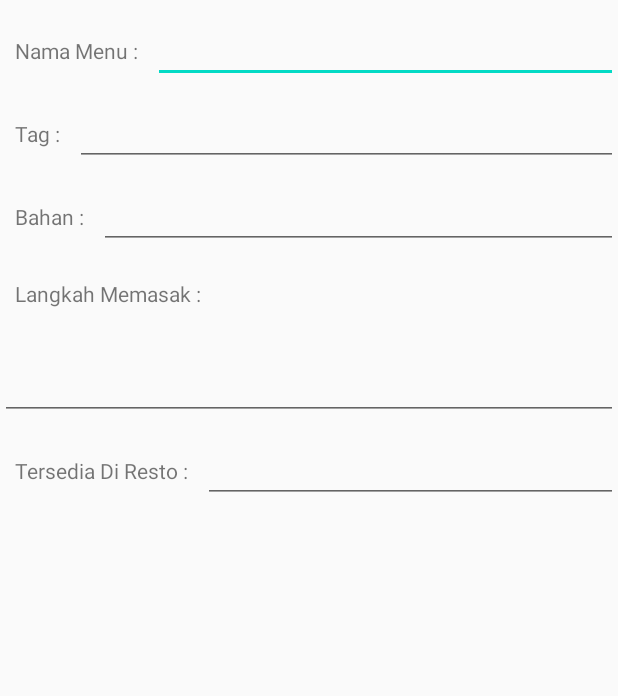
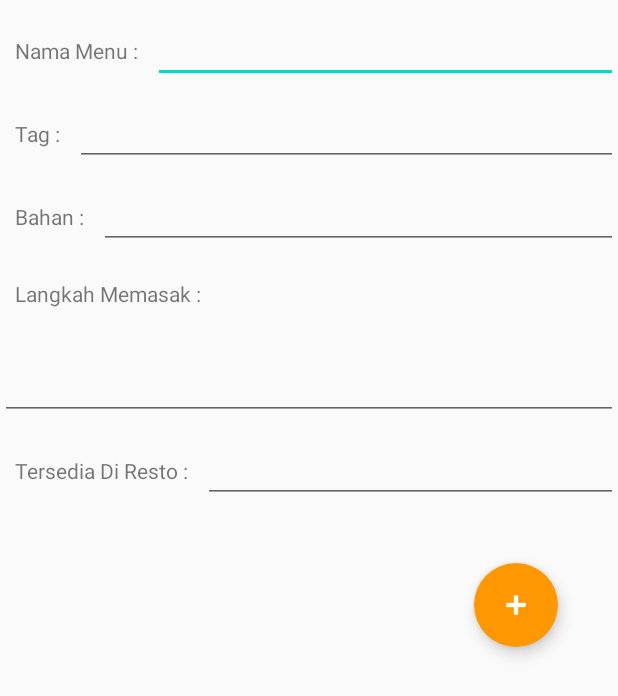
Before and after one commit to MochRafi007/Tubes1_P3B, an Android app: the layout fragment_make_menu.xml on its own in the app's theme, with its tools: preview values and no code run, on a phone screen of 412 x 824 dp. Shown: the top 696 px of the screen. Run offline under Robolectric (Android 15) with nearby library versions, the phone set to English and light mode, and no system bars.

```diff
--- a/app/src/main/res/layout/fragment_make_menu.xml
+++ b/app/src/main/res/layout/fragment_make_menu.xml
@@ -1,7 +1,9 @@
 <?xml version="1.0" encoding="utf-8"?>
 <androidx.constraintlayout.widget.ConstraintLayout
     xmlns:android="http://schemas.android.com/apk/res/android" android:layout_width="match_parent"
-    android:layout_height="match_parent">
+    android:layout_height="match_parent"
+    xmlns:app="http://schemas.android.com/apk/res-auto"
+    >
 
     <LinearLayout
         android:layout_width="match_parent"
@@ -9,7 +11,7 @@
 
         <LinearLayout
         android:layout_width="match_parent"
-        android:layout_height="wrap_content"
+        android:layout_height="match_parent"
             android:orientation="vertical">
 
                <LinearLayout
@@ -155,6 +157,19 @@
 
             </LinearLayout>
 
+            <com.google.android.material.floatingactionbutton.FloatingActionButton
+                android:id="@+id/fab"
+                android:layout_width="wrap_content"
+                android:layout_height="wrap_content"
+                android:layout_gravity="bottom|end"
+                android:layout_margin="40dp"
+                android:backgroundTint="@color/orange"
+                android:layout_alignParentEnd="true"
+                android:tint="@color/white"
+                app:borderWidth="0dp"
+                android:clickable="true"
+                app:srcCompat="@android:drawable/ic_input_add" />
+
          </LinearLayout>
 
     </LinearLayout>
```
Also changed, not shown: app/src/main/java/com/example/m0317073/Fragment/MakeMenuFragment.java (added, +30 -0 lines), app/src/main/java/com/example/m0317073/Fragment/SecondFragment.java (+23 -1 lines), app/src/main/java/com/example/m0317073/MainActivity.java (+15 -0 lines).
